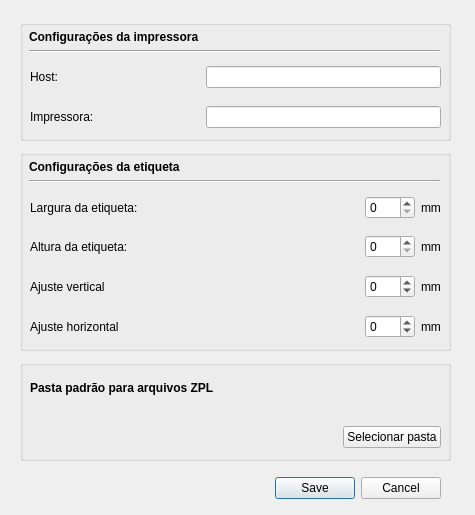
Qt form settingsdialog.ui (thiagoneo/ZMasterPrint) before a commit.
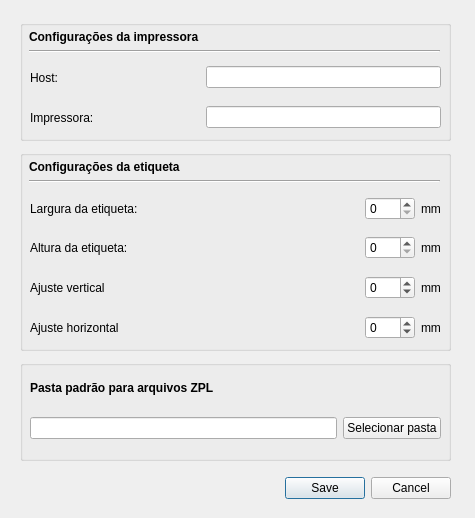
The same form after that commit.

What changed in the file:
```diff
--- a/settingsdialog.ui
+++ b/settingsdialog.ui
@@ -7,7 +7,7 @@
     <x>0</x>
     <y>0</y>
     <width>475</width>
-    <height>515</height>
+    <height>518</height>
    </rect>
   </property>
   <property name="windowTitle">
@@ -31,7 +31,7 @@
       <x>10</x>
       <y>40</y>
       <width>411</width>
-      <height>34</height>
+      <height>35</height>
      </rect>
     </property>
     <layout class="QHBoxLayout" name="horizontalLayout">
@@ -88,7 +88,7 @@
       <x>10</x>
       <y>80</y>
       <width>411</width>
-      <height>34</height>
+      <height>35</height>
      </rect>
     </property>
     <layout class="QHBoxLayout" name="horizontalLayout_2">
@@ -203,7 +203,7 @@
       <x>10</x>
       <y>40</y>
       <width>411</width>
-      <height>36</height>
+      <height>37</height>
      </rect>
     </property>
     <layout class="QHBoxLayout" name="horizontalLayout_3">
@@ -262,7 +262,7 @@
       <x>10</x>
       <y>80</y>
       <width>411</width>
-      <height>34</height>
+      <height>35</height>
      </rect>
     </property>
     <layout class="QHBoxLayout" name="horizontalLayout_4">
@@ -317,7 +317,7 @@
       <x>10</x>
       <y>120</y>
       <width>411</width>
-      <height>34</height>
+      <height>35</height>
      </rect>
     </property>
     <layout class="QHBoxLayout" name="horizontalLayout_6">
@@ -378,7 +378,7 @@
       <x>10</x>
       <y>160</y>
       <width>411</width>
-      <height>34</height>
+      <height>35</height>
      </rect>
     </property>
     <layout class="QHBoxLayout" name="horizontalLayout_7">
@@ -410,9 +410,18 @@
          <height>0</height>
         </size>
        </property>
+       <property name="maximumSize">
+        <size>
+         <width>50</width>
+         <height>16777215</height>
+        </size>
+       </property>
        <property name="minimum">
         <number>-99</number>
        </property>
+       <property name="maximum">
+        <number>99</number>
+       </property>
       </widget>
      </item>
      <item>
@@ -511,34 +520,14 @@
     <property name="geometry">
      <rect>
       <x>10</x>
-      <y>60</y>
+      <y>50</y>
       <width>411</width>
-      <height>34</height>
+      <height>37</height>
      </rect>
     </property>
     <layout class="QHBoxLayout" name="horizontalLayout_8">
      <item>
-      <widget class="QLabel" name="labelPastaZPL">
-       <property name="text">
-        <string/>
-       </property>
-      </widget>
-     </item>
-     <item>
-      <spacer name="horizontalSpacer_7">
-       <property name="orientation">
-        <enum>Qt::Horizontal</enum>
-       </property>
-       <property name="sizeType">
-        <enum>QSizePolicy::Expanding</enum>
-       </property>
-       <property name="sizeHint" stdset="0">
-        <size>
-         <width>18</width>
-         <height>20</height>
-        </size>
-       </property>
-      </spacer>
+      <widget class="QLineEdit" name="lePastaZPL"/>
      </item>
      <item>
       <widget class="QPushButton" name="btnSelecPastaZPL">
@@ -553,10 +542,10 @@
   <widget class="QWidget" name="horizontalLayoutWidget_8">
    <property name="geometry">
     <rect>
-     <x>30</x>
+     <x>20</x>
      <y>470</y>
-     <width>411</width>
-     <height>36</height>
+     <width>431</width>
+     <height>37</height>
     </rect>
    </property>
    <layout class="QHBoxLayout" name="horizontalLayout_9">
```
